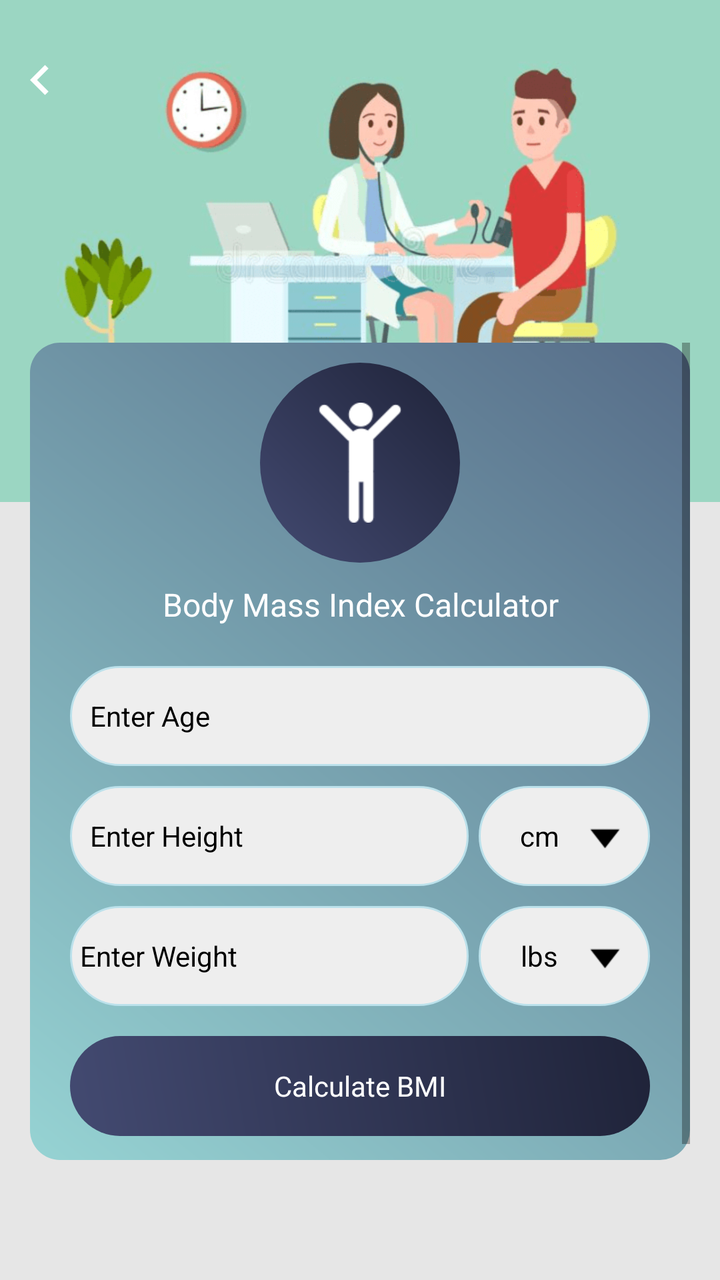
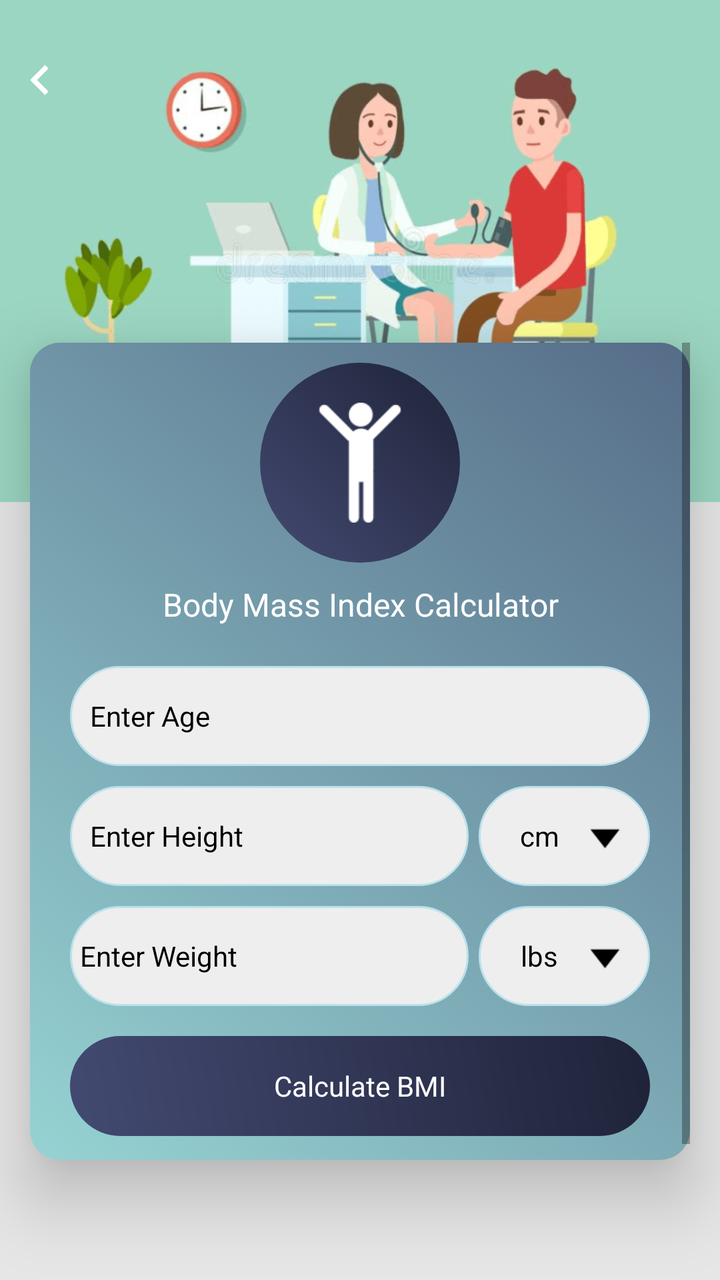

Compare the two renders of this Android layout. The source of the first and the diff that turns it into the second are given below.
<!-- AndroidManifest.xml: application theme AppTheme -->
<!-- res/layout/bmi_calculator.xml -->
<?xml version="1.0" encoding="utf-8"?>
<RelativeLayout xmlns:android="http://schemas.android.com/apk/res/android"
    xmlns:aapt="http://schemas.android.com/aapt"
    xmlns:app="http://schemas.android.com/apk/res-auto"
    android:layout_width="match_parent"
    android:layout_height="match_parent"
    android:background="@color/gray_color">

    <RelativeLayout
        android:id="@+id/banner"
        android:layout_width="match_parent"
        android:layout_height="wrap_content"
        android:background="@mipmap/calculator_banner_2">

    </RelativeLayout>
    <ImageView
        android:id="@+id/iv_back"
        android:layout_width="40dp"
        android:layout_height="40dp"
        android:layout_alignParentLeft="true"
        android:layout_alignParentTop="true"
        android:layout_marginTop="20dp"
        android:padding="5dp"
        android:src="@drawable/ic_chevron_left_white_24dp" />



    <LinearLayout
        android:id="@+id/cardviewone"
        android:layout_marginBottom="60dp"
        android:layout_width="match_parent"
        android:layout_height="wrap_content"
        android:layout_marginLeft="@dimen/text_15"
        android:layout_below="@+id/banner"
        android:layout_marginTop="-80dp"
        android:layout_marginRight="@dimen/text_15"
        android:orientation="horizontal"
        android:background="@drawable/a2_grad_black"

        app:cardElevation="20dip">





    <ScrollView
        android:layout_width="match_parent"
        android:layout_height="wrap_content"
        android:layout_above="@+id/normal_ad_include"
        android:layout_below="@+id/tv_bmi">

        <LinearLayout
            android:layout_width="match_parent"
            android:layout_height="wrap_content"
            android:orientation="vertical">

            <RelativeLayout
                android:layout_width="match_parent"
                android:layout_above="@+id/cardviewone"
                android:layout_marginTop="10dp"
                android:layout_height="wrap_content">
                <RelativeLayout
                    android:id="@+id/rel12"
                    android:layout_width="100dp"
                    android:layout_centerInParent="true"
                    android:background="@drawable/a3_grad"
                    android:layout_height="100dp">

                    <ImageView
                        android:id="@+id/iv_bmi"
                        android:layout_width="60dp"
                        android:layout_height="60dp"
                        android:layout_centerHorizontal="true"
                        android:layout_centerInParent="true"
                        android:src="@drawable/img_body_mass" />
                </RelativeLayout>
            </RelativeLayout>


            <TextView
                android:id="@+id/tv_bmi"
                android:layout_width="match_parent"
                android:layout_height="wrap_content"
                android:layout_below="@+id/rel12"
                android:textAlignment="center"
                android:layout_centerHorizontal="true"
                android:layout_marginTop="10dp"
                android:text="@string/Body_Mass_Index_Calculator"
                android:textColor="@color/white"
                android:textSize="@dimen/textsize_16" />

            <LinearLayout
                android:id="@+id/ll_bmi"
                android:layout_width="match_parent"
                android:layout_height="wrap_content"
                android:layout_centerInParent="true"
                android:layout_margin="20dp"
                android:orientation="vertical">

                <EditText
                    android:id="@+id/et_age"
                    android:layout_width="match_parent"
                    android:layout_height="50dp"
                    android:layout_marginBottom="5dp"
                    android:background="@drawable/corner2"
                    android:hint="@string/Enter_Age"
                    android:imeOptions="actionNext"
                    android:inputType="number"
                    android:paddingLeft="10dp"
                    android:textColor="@color/black"
                    android:textColorHint="@color/black"
                    android:textSize="@dimen/textsize_14" />

                <LinearLayout
                    android:layout_width="match_parent"
                    android:layout_height="wrap_content"
                    android:layout_centerInParent="true"
                    android:layout_marginTop="5dp"
                    android:orientation="horizontal"
                    android:weightSum="10">

                    <EditText
                        android:id="@+id/et_height"
                        android:layout_width="0dp"
                        android:layout_height="50dp"
                        android:layout_weight="7"
                        android:background="@drawable/corner2"
                        android:hint="@string/Enter_Height"
                        android:imeOptions="actionNext"
                        android:inputType="numberDecimal"
                        android:paddingLeft="10dp"
                        android:textColor="@color/black"
                        android:textColorHint="@color/black"
                        android:textSize="@dimen/textsize_14" />

                    <TextView
                        android:id="@+id/tv_heightunit"
                        android:layout_width="0dp"
                        android:layout_height="match_parent"
                        android:layout_marginLeft="5dp"
                        android:layout_weight="3"
                        android:background="@drawable/corner2"
                        android:drawableRight="@mipmap/down"
                        android:gravity="center"
                        android:padding="10dp"
                        android:text="@string/cm"
                        android:textColor="@color/black"
                        android:textColorHint="@color/black"
                        android:textSize="@dimen/textsize_14" />
                </LinearLayout>

                <LinearLayout
                    android:layout_width="match_parent"
                    android:layout_height="wrap_content"
                    android:layout_centerInParent="true"
                    android:layout_marginTop="10dp"
                    android:orientation="horizontal"
                    android:weightSum="10">

                    <EditText
                        android:id="@+id/et_weight"
                        android:layout_width="0dp"
                        android:layout_height="50dp"
                        android:layout_weight="7"
                        android:background="@drawable/corner2"
                        android:hint="@string/Enter_Weight"
                        android:imeOptions="actionDone"
                        android:inputType="numberDecimal"
                        android:paddingLeft="5dp"
                        android:textColor="@color/black"
                        android:textColorHint="@color/black"
                        android:textSize="@dimen/textsize_14" />

                    <TextView
                        android:id="@+id/tv_weightunit"
                        android:layout_width="0dp"
                        android:layout_height="match_parent"
                        android:layout_marginLeft="5dp"
                        android:layout_weight="3"
                        android:background="@drawable/corner2"
                        android:drawableRight="@mipmap/down"
                        android:gravity="center"
                        android:padding="10dp"
                        android:text="@string/lbs"
                        android:textColor="@color/black"
                        android:textColorHint="@color/black"
                        android:textSize="@dimen/textsize_14" />
                </LinearLayout>

                <TextView
                    android:id="@+id/tv_search_bmi"
                    android:layout_width="match_parent"
                    android:layout_height="50dp"
                    android:layout_marginTop="15dp"
                    android:background="@drawable/a3_grad"
                    android:gravity="center"
                    android:text="@string/Calculate_BMI"
                    android:textColor="@color/white"
                    android:textColorHint="@color/white"
                    android:textSize="@dimen/textsize_14" />
            </LinearLayout>
        </LinearLayout>
    </ScrollView>
    </LinearLayout>

    <LinearLayout
        android:id="@+id/normal_ad_include"
        android:layout_width="match_parent"
        android:layout_height="wrap_content"
        android:orientation="vertical"
        android:gravity="center"
        android:layout_alignParentBottom="true"/>
</RelativeLayout>
<!-- resources referenced by this layout -->
<resources>
  <color name="black">#000000</color>
  <color name="gray_color">#E6E6E6</color>
  <color name="white">#ffffff</color>
  <dimen name="text_15">15sp</dimen>
  <dimen name="textsize_14">14sp</dimen>
  <dimen name="textsize_16">16sp</dimen>
  <!-- drawable a2_grad_black (drawable) -->
  <?xml version="1.0" encoding="utf-8"?>
  <shape xmlns:android="http://schemas.android.com/apk/res/android">
      <gradient
          android:angle="225"
          android:endColor="#96D3D3"
          android:startColor="#566C88" />
  
      <corners android:radius="15dp"/>
  
  </shape>
  <!-- drawable a3_grad (drawable) -->
  <?xml version="1.0" encoding="utf-8"?>
  <shape xmlns:android="http://schemas.android.com/apk/res/android">
  <gradient
      android:angle="225"
      android:endColor="#434A71"
      android:startColor="#1F2339" />
  
  <corners android:radius="200dp"/>
  
  </shape>
  <!-- drawable corner2 (drawable) -->
  <?xml version="1.0" encoding="utf-8"?>
  <shape xmlns:android="http://schemas.android.com/apk/res/android"
      android:shape="rectangle">
  
  
      <stroke
          android:width="1dp"
          android:color="#BBE1EB"/>
  
      <corners android:radius="200dp"/>
  
      <solid
          android:color="#EEEEEE"/>
  
  </shape>
  <!-- drawable ic_chevron_left_white_24dp (drawable) -->
  <vector android:height="24dp" android:tint="#FFFFFF"
      android:viewportHeight="24" android:viewportWidth="24"
      android:width="24dp" xmlns:android="http://schemas.android.com/apk/res/android">
      <path android:fillColor="@android:color/white" android:pathData="M15.41,7.41L14,6l-6,6 6,6 1.41,-1.41L10.83,12z"/>
  </vector>
  <!-- drawable img_body_mass: png bitmap (drawable, 811 bytes) -->
  <!-- mipmap calculator_banner_2: png bitmap (mipmap-xhdpi, 70074 bytes) -->
  <!-- mipmap down: png bitmap (mipmap-xhdpi, 325 bytes) -->
  <string name="Body_Mass_Index_Calculator">Body Mass Index Calculator</string>
  <string name="Calculate_BMI">Calculate BMI</string>
  <string name="Enter_Age">Enter Age</string>
  <string name="Enter_Height">Enter Height</string>
  <string name="Enter_Weight">Enter Weight</string>
  <string name="cm">cm</string>
  <string name="lbs">lbs</string>
  <style name="AppTheme" parent="Theme.AppCompat.Light.DarkActionBar">
          
          <item name="colorPrimary">@color/colorPrimary</item>
          <item name="colorPrimaryDark">@color/colorPrimaryDark</item>
          <item name="colorAccent">@color/colorAccent</item>
      </style>
  <color name="colorPrimary">#434A71</color>
  <color name="colorPrimaryDark">#1F2339</color>
  <color name="colorAccent">#1F2339</color>
</resources>

<!-- the commit's change to res/layout/bmi_calculator.xml (unified diff, before → after) -->
@@ -37,7 +37,7 @@
         android:orientation="horizontal"
         android:background="@drawable/a2_grad_black"
 
-        app:cardElevation="20dip">
+        android:elevation="20dp">
 
 
 
